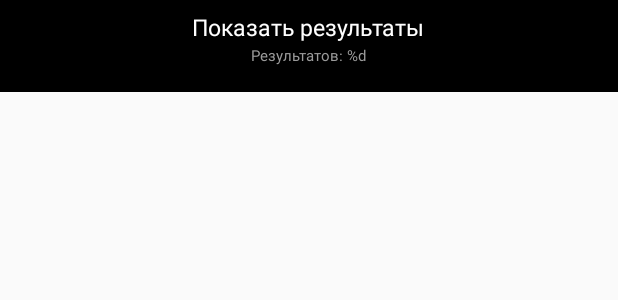
After one commit to Vadim-Smirnov/carmen, an Android app: the layout filter_results_count_layout.xml on its own in the app's theme, with its tools: preview values and no code run, on a phone screen of 412 x 824 dp. The commit adds this screen. Shown: the top 300 px of the screen. Run offline under Robolectric (Android 15) with nearby library versions, the phone set to English and light mode, and no system bars.

Commit message:
filters activity layout

```diff
--- a/app/build.gradle
+++ b/app/build.gradle
@@ -59,8 +59,6 @@ android {
     }
 }
 
-
-
 dependencies {
     compile fileTree(dir: 'libs', include: ['*.jar'])
     androidTestCompile('com.android.support.test.espresso:espresso-core:2.2.2', {
--- /dev/null
+++ b/app/src/main/res/drawable/white_progress_bar.xml
@@ -0,0 +1,27 @@
+<?xml version="1.0" encoding="utf-8"?>
+<layer-list xmlns:android="http://schemas.android.com/apk/res/android">
+
+    <item android:id="@android:id/secondaryProgress">
+        <clip>
+            <shape>
+                <corners android:radius="5dip"/>
+
+                <solid android:color="#fff"/>
+            </shape>
+        </clip>
+
+        <color android:color="#fff"/>
+    </item>
+    <item android:id="@android:id/progress">
+        <clip>
+            <shape>
+                <corners android:radius="5dip"/>
+
+                <solid android:color="#fff"/>
+            </shape>
+        </clip>
+
+        <color android:color="#fff"/>
+    </item>
+
+</layer-list>
--- /dev/null
+++ b/app/src/main/res/layout/filter_results_count_layout.xml
@@ -0,0 +1,40 @@
+<?xml version="1.0" encoding="utf-8"?>
+<LinearLayout xmlns:android="http://schemas.android.com/apk/res/android"
+              xmlns:tools="http://schemas.android.com/tools"
+              android:layout_width="match_parent"
+              android:layout_height="wrap_content"
+              android:background="#000"
+              android:gravity="center"
+              android:orientation="vertical"
+              tools:ignore="MissingPrefix">
+
+    <TextView
+        fontPath="@string/open_sans_font"
+        android:layout_width="wrap_content"
+        android:layout_height="wrap_content"
+        android:layout_marginTop="@dimen/show_result_title_margin_top"
+        android:text="@string/show_results_string"
+        android:textColor="#fff"
+        android:textSize="@dimen/show_result_text_size"/>
+
+    <TextView
+        fontPath="@string/open_sans_font"
+        android:layout_width="wrap_content"
+        android:layout_height="wrap_content"
+        android:layout_marginBottom="@dimen/results_count_margin_bottom"
+        android:layout_marginTop="@dimen/results_count_margin_top"
+        android:text="@string/results_count_string"
+        android:textColor="#9B9B9B"
+        android:textSize="@dimen/results_count_text_size"/>
+
+    <ProgressBar
+        android:id="@+id/progress_bar_filter"
+        style="@android:style/Widget.DeviceDefault.Light.ProgressBar.Small"
+        android:layout_width="wrap_content"
+        android:layout_height="wrap_content"
+        android:layout_marginBottom="@dimen/results_count_margin_bottom"
+        android:layout_marginTop="@dimen/results_count_margin_top"
+        android:progressDrawable="@drawable/white_progress_bar"
+        android:visibility="gone"/>
+
+</LinearLayout>
--- a/app/src/main/res/values-xhdpi/dimens.xml
+++ b/app/src/main/res/values-xhdpi/dimens.xml
@@ -148,4 +148,12 @@
     <dimen name="option_name_text_size">15sp</dimen>
     <dimen name="option_name_margin">15dp</dimen>
 
+    <!-- Filter Activity -->
+    <dimen name="filters_layout_padding">15dp</dimen>
+    <dimen name="show_result_title_margin_top">7.5dp</dimen>
+    <dimen name="show_result_text_size">15sp</dimen>
+    <dimen name="results_count_margin_top">1.5dp</dimen>
+    <dimen name="results_count_text_size">10sp</dimen>
+    <dimen name="results_count_margin_bottom">17.5dp</dimen>
+
 </resources>
--- a/app/src/main/res/values/strings.xml
+++ b/app/src/main/res/values/strings.xml
@@ -61,4 +61,12 @@
     <string name="privacy_item_text">Политика конфиденциальности</string>
     <string name="terms_item_text">Условия пользователя</string>
 
+    <!-- Filter Activity -->
+    <string name="filter_activity_title">Поиск</string>
+    <string name="show_results_string">Показать результаты</string>
+    <string name="results_count_string">Результатов: %d</string>
+
+    <!-- Filter Activity Menu -->
+    <string name="clear_filters_string">Очистить все</string>
+
 </resources>
```
Also changed, not shown: app/src/main/AndroidManifest.xml (+16 -6 lines), app/src/main/java/net/ginteam/carmen/view/activity/FilterActivity.java (+29 -72 lines), app/src/main/java/net/ginteam/carmen/view/custom/FilterEditText.java (+4 -4 lines), app/src/main/res/layout/activity_filter.xml (+49 -4 lines), app/src/main/res/layout/filter_edit_text.xml (+6 -6 lines), app/src/main/res/layout/toolbar.xml (+12 -10 lines), app/src/main/res/menu/filters_menu.xml (added, +11 -0 lines), app/src/main/res/drawable-hdpi/ic_back_button.png (added), app/src/main/res/drawable-mdpi/ic_back_button.png (added), app/src/main/res/drawable-xhdpi/ic_back_button.png (added), app/src/main/res/drawable-xxhdpi/ic_back_button.png (added), app/src/main/res/drawable-xxxhdpi/ic_back_button.png (added).
